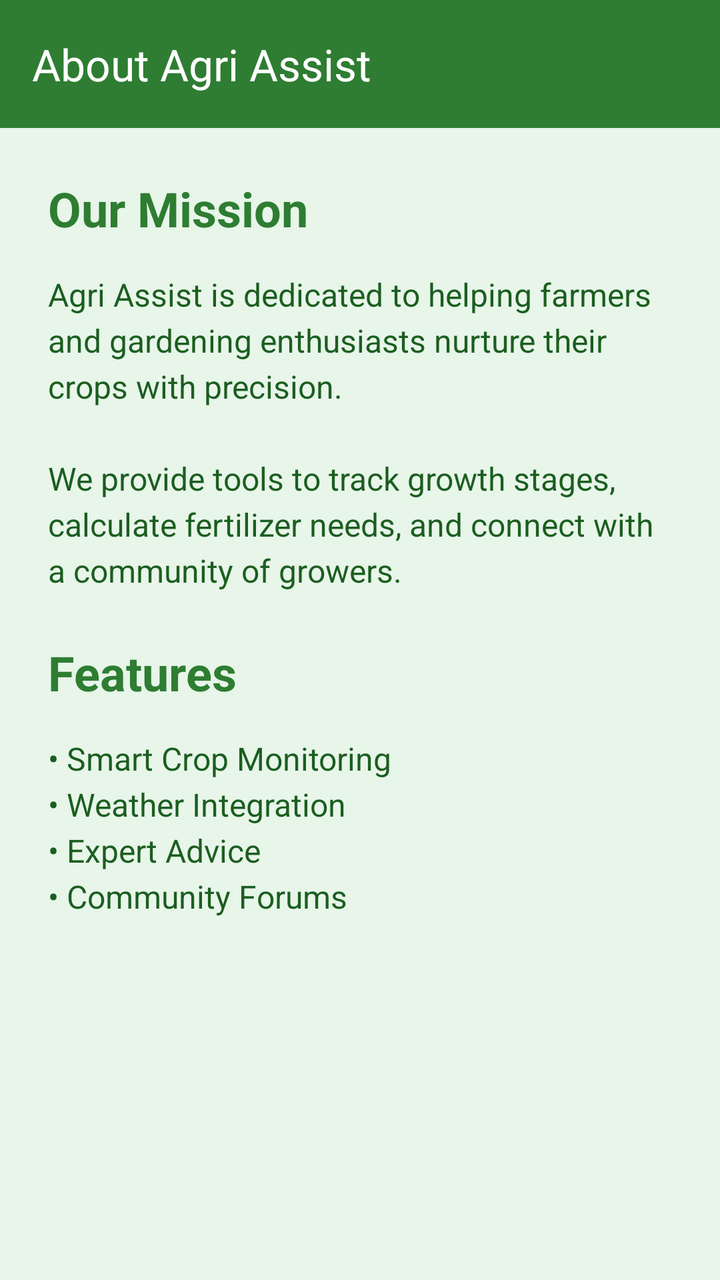
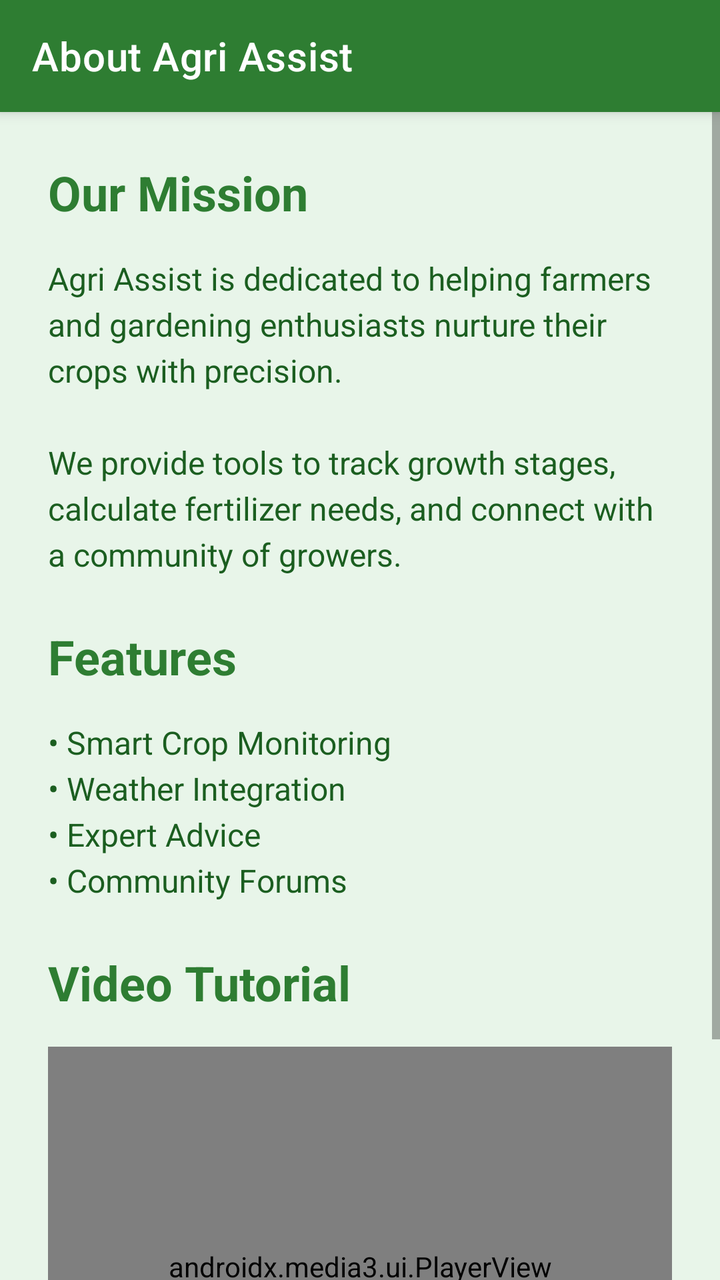

An Android layout rendered at two revisions. The XML below is the earlier revision; the diff shows what the commit changed to produce the second picture.
<!-- AndroidManifest.xml: application theme Theme.AgriAssist -->
<!-- res/layout/activity_learn_more.xml -->
<?xml version="1.0" encoding="utf-8"?>
<androidx.constraintlayout.widget.ConstraintLayout
    xmlns:android="http://schemas.android.com/apk/res/android"
    xmlns:app="http://schemas.android.com/apk/res-auto"
    xmlns:tools="http://schemas.android.com/tools"
    android:id="@+id/main"
    android:layout_width="match_parent"
    android:layout_height="match_parent"
    android:background="#E8F5E9"
    tools:context=".LearnMoreActivity">

    <androidx.appcompat.widget.Toolbar
        android:id="@+id/toolbar_learn_more"
        android:layout_width="match_parent"
        android:layout_height="?attr/actionBarSize"
        android:background="#2E7D32"
        android:elevation="4dp"
        app:title="About Agri Assist"
        app:titleTextColor="@android:color/white"
        app:layout_constraintTop_toTopOf="parent" />

    <ScrollView
        android:layout_width="match_parent"
        android:layout_height="0dp"
        android:fillViewport="true"
        app:layout_constraintBottom_toBottomOf="parent"
        app:layout_constraintTop_toBottomOf="@+id/toolbar_learn_more">

        <LinearLayout
            android:layout_width="match_parent"
            android:layout_height="wrap_content"
            android:orientation="vertical"
            android:padding="24dp">

            <TextView
                android:layout_width="wrap_content"
                android:layout_height="wrap_content"
                android:layout_marginBottom="16dp"
                android:text="Our Mission"
                android:textColor="#2E7D32"
                android:textSize="24sp"
                android:textStyle="bold" />

            <TextView
                android:layout_width="match_parent"
                android:layout_height="wrap_content"
                android:layout_marginBottom="24dp"
                android:lineSpacingExtra="4dp"
                android:text="Agri Assist is dedicated to helping farmers and gardening enthusiasts nurture their crops with precision. \n\nWe provide tools to track growth stages, calculate fertilizer needs, and connect with a community of growers."
                android:textColor="#1B5E20"
                android:textSize="16sp" />

            <TextView
                android:layout_width="wrap_content"
                android:layout_height="wrap_content"
                android:layout_marginBottom="16dp"
                android:text="Features"
                android:textColor="#2E7D32"
                android:textSize="24sp"
                android:textStyle="bold" />

            <TextView
                android:layout_width="match_parent"
                android:layout_height="wrap_content"
                android:lineSpacingExtra="4dp"
                android:text="• Smart Crop Monitoring\n• Weather Integration\n• Expert Advice\n• Community Forums"
                android:textColor="#1B5E20"
                android:textSize="16sp" />

        </LinearLayout>
    </ScrollView>

</androidx.constraintlayout.widget.ConstraintLayout>
<!-- resources referenced by this layout -->
<resources>
  <style name="Theme.AgriAssist" parent="Base.Theme.AgriAssist" />
  <style name="Base.Theme.AgriAssist" parent="Theme.Material3.DayNight.NoActionBar">
          
          
      </style>
</resources>

<!-- the commit's change to res/layout/activity_learn_more.xml (unified diff, before → after) -->
@@ -7,7 +7,7 @@
     android:layout_width="match_parent"
     android:layout_height="match_parent"
     android:background="#E8F5E9"
-    tools:context=".LearnMoreActivity">
+    tools:context=".Learn_More">
 
     <androidx.appcompat.widget.Toolbar
         android:id="@+id/toolbar_learn_more"
@@ -62,10 +62,27 @@
             <TextView
                 android:layout_width="match_parent"
                 android:layout_height="wrap_content"
+                android:layout_marginBottom="24dp"
                 android:lineSpacingExtra="4dp"
                 android:text="• Smart Crop Monitoring\n• Weather Integration\n• Expert Advice\n• Community Forums"
                 android:textColor="#1B5E20"
                 android:textSize="16sp" />
+                
+            <TextView
+                android:layout_width="wrap_content"
+                android:layout_height="wrap_content"
+                android:layout_marginBottom="16dp"
+                android:text="Video Tutorial"
+                android:textColor="#2E7D32"
+                android:textSize="24sp"
+                android:textStyle="bold" />
+
+            <androidx.media3.ui.PlayerView
+                android:id="@+id/player_view"
+                android:layout_width="match_parent"
+                android:layout_height="220dp"
+                android:layout_marginBottom="24dp"
+                app:use_controller="true" />
 
         </LinearLayout>
     </ScrollView>
<!-- resource entries referenced after the edit -->
@@ -1,9 +1,18 @@
 <!-- resources referenced by this layout -->
 <resources>
   <style name="Theme.AgriAssist" parent="Base.Theme.AgriAssist" />
-  <style name="Base.Theme.AgriAssist" parent="Theme.Material3.DayNight.NoActionBar">
-          
-          
+  <style name="Base.Theme.AgriAssist" parent="Theme.MaterialComponents.DayNight.NoActionBar">
+          <item name="colorPrimary">#2E7D32</item>
+          <item name="colorPrimaryVariant">#1B5E20</item>
+          <item name="colorOnPrimary">@android:color/white</item>
+          <item name="colorSecondary">#8BC34A</item>
+          <item name="colorSecondaryVariant">#689F38</item>
+          <item name="colorOnSecondary">@android:color/black</item>
+          <item name="android:statusBarColor">?attr/colorPrimaryVariant</item>
+          <item name="colorSurface">#FFFFFF</item>
+          <item name="colorOnSurface">#212121</item>
+          <item name="android:windowBackground">@color/backgroundColor</item>
       </style>
+  <color name="backgroundColor">#F1F8E9</color>
 </resources>
 
